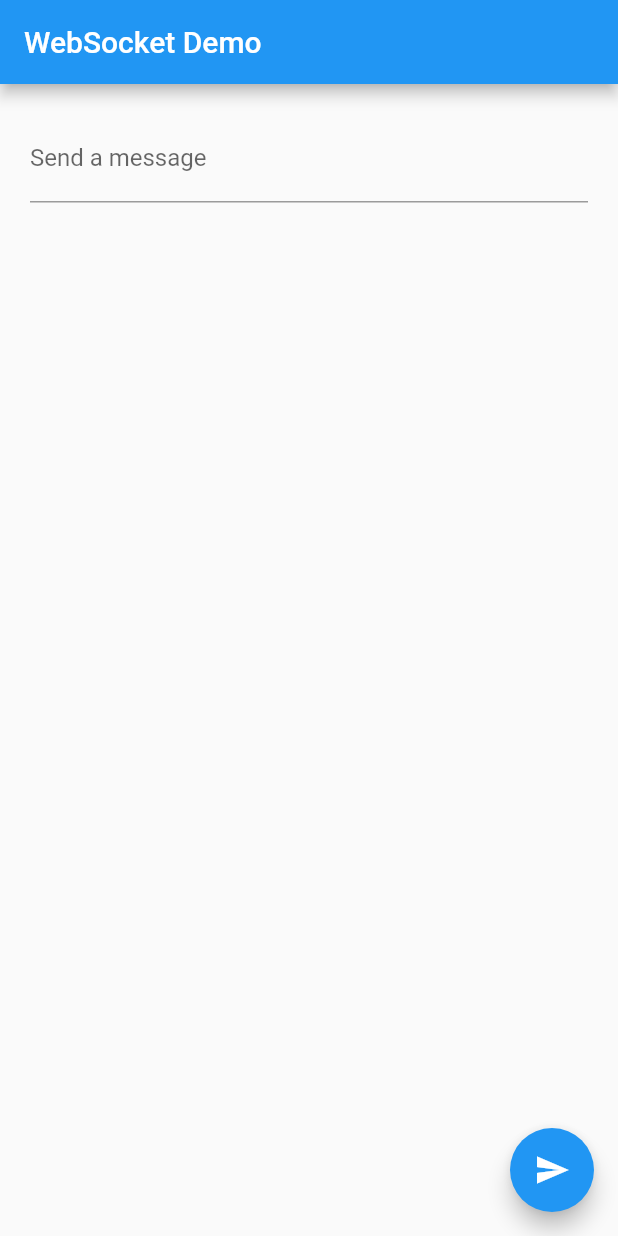
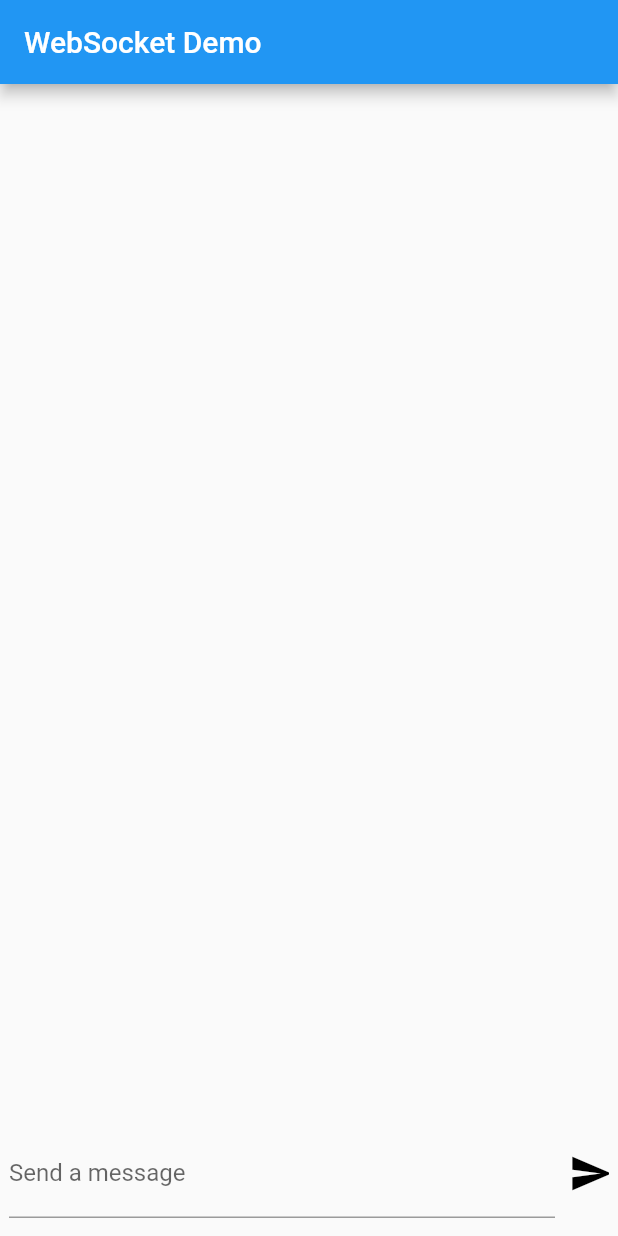
Before and after one commit to valentinallavayol/websockets-flutter-example, a Flutter app: the screen it shows after launch, on a phone screen of 412 x 824 dp. Run offline on Flutter 3.47's test engine with Material 2 defaults, Android fonts, the phone set to English and light mode, and no system bars; our stand-ins replace equatable, flutter_bloc.

Commit message:
Feat: Updated message text to show a list of messages

```diff
--- a/lib/testFeature/view/my_app.dart
+++ b/lib/testFeature/view/my_app.dart
@@ -24,22 +24,60 @@ class _MyHomePageState extends State<MyHomePage> {
         title: Text(widget.title),
       ),
       body: Padding(
-        padding: const EdgeInsets.all(20),
+        padding: const EdgeInsets.symmetric(vertical: 12, horizontal: 6),
         child: BlocBuilder<ChatCubit, ChatState>(
           builder: (context, state) {
             print("PRINTEO ESTADO ${state.messages}");
-            return Column(
-              crossAxisAlignment: CrossAxisAlignment.start,
+            return Stack(
+              // crossAxisAlignment: CrossAxisAlignment.start,
               children: [
-                Form(
-                  child: TextFormField(
-                    controller: _controller,
-                    decoration:
-                        const InputDecoration(labelText: 'Send a message'),
+                Positioned(
+                  top: 0,
+                  bottom: 0,
+                  left: 0,
+                  right: 0,
+                  child: ListView(
+                    children:
+                        state.messages.map((message) => Text(message)).toList(),
+                  ),
+                )
+                // const SizedBox(height: 24),
+                ,
+                Positioned(
+                  bottom: 0,
+                  child: SizedBox(
+                    width: MediaQuery.sizeOf(context).width,
+                    child: Row(
+                      mainAxisAlignment: MainAxisAlignment.center,
+                      mainAxisSize: MainAxisSize.min,
+                      children: [
+                        Expanded(
+                          child: Form(
+                            child: TextFormField(
+                              controller: _controller,
+                              decoration: const InputDecoration(
+                                  labelText: 'Send a message'),
+                            ),
+                          ),
+                        ),
+                        IconButton(
+                          icon: Icon(Icons.send),
+                          onPressed: () => context
+                              .read<ChatCubit>()
+                              .sendMessage(_controller.text),
+                          color: Colors.black,
+                          iconSize: 30,
+                          // child: Text("Send")),
+                        ),
+                        // ElevatedButton(
+                        //     onPressed: () => context
+                        //         .read<ChatCubit>()
+                        //         .sendMessage(_controller.text),
+                        //     child: Text('asdsd'))
+                      ],
+                    ),
                   ),
                 ),
-                const SizedBox(height: 24),
-                ...state.messages.map((message) => Text(message)),
                 // BlocBuilder<MessageCubit, MessageState>(
                 //   builder: (context, state) {
                 //     return Text(state);
@@ -50,12 +88,6 @@ class _MyHomePageState extends State<MyHomePage> {
           },
         ),
       ),
-      floatingActionButton: FloatingActionButton(
-        onPressed: () =>
-            context.read<ChatCubit>().sendMessage(_controller.text),
-        tooltip: 'Send message',
-        child: const Icon(Icons.send),
-      ), // This trailing comma makes auto-formatting nicer for build methods.
     );
   }
 
--- a/pubspec.yaml
+++ b/pubspec.yaml
@@ -40,6 +40,7 @@ dependencies:
   # The following adds the Cupertino Icons font to your application.
   # Use with the CupertinoIcons class for iOS style icons.
   cupertino_icons: ^1.0.2
+  http: ^1.1.0
 
 dev_dependencies:
   flutter_test:
```
Also changed, not shown: pubspec.lock.
